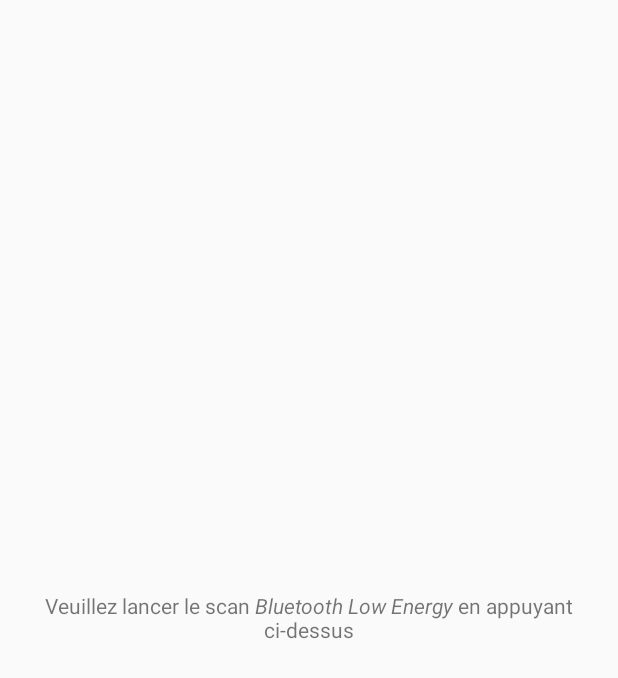
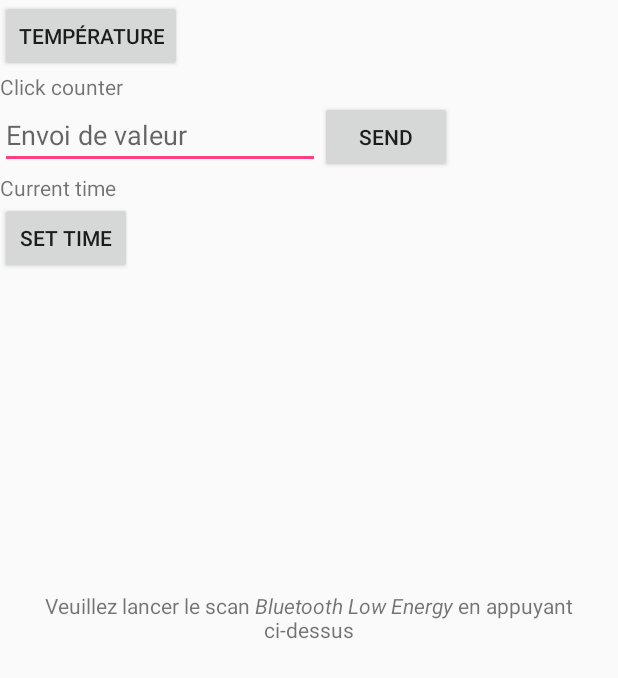
Before and after one commit to djeule2/sym-lab04, an Android app: the layout activity_ble.xml on its own in the app's theme, with its tools: preview values and no code run, on a phone screen of 412 x 824 dp. Shown: the top 678 px of the screen. Run offline under Robolectric (Android 15) with nearby library versions, the phone set to English and light mode, and no system bars.

Commit message:
Partie BLE ok

```diff
--- a/Template/Template/app/src/main/java/ch/heigvd/iict/sym_labo4/MainActivity.java
+++ b/Template/Template/app/src/main/java/ch/heigvd/iict/sym_labo4/MainActivity.java
@@ -1,6 +1,7 @@
 package ch.heigvd.iict.sym_labo4;
 
 import android.Manifest;
+import android.annotation.SuppressLint;
 import android.annotation.TargetApi;
 import android.content.Intent;
 import android.content.pm.PackageManager;
@@ -57,6 +58,7 @@ public class MainActivity extends AppCompatActivity {
         }
     }
 
+    @SuppressLint("NeedOnRequestPermissionsResult")
     @Override
     public void onRequestPermissionsResult(int requestCode, @NonNull String[] permissions, @NonNull int[] grantResults) {
         super.onRequestPermissionsResult(requestCode, permissions, grantResults);
--- a/Template/Template/app/src/main/res/layout/activity_ble.xml
+++ b/Template/Template/app/src/main/res/layout/activity_ble.xml
@@ -18,6 +18,96 @@
             android:orientation="vertical">
 
             <!-- TODO vous placerez dans ce layout toutes les vues nécessaire aux intéractions avec le périphérique BLE -->
+
+            <LinearLayout
+                android:layout_width="match_parent"
+                android:layout_height="match_parent"
+                android:orientation="horizontal">
+
+                <Button
+                    android:id="@+id/tempButton"
+                    android:layout_width="wrap_content"
+                    android:layout_height="wrap_content"
+                    android:onClick="onPressTemp"
+                    android:text="@string/ble_temperature_title" />
+
+                <TextView
+                    android:id="@+id/tempValueText"
+                    android:layout_width="wrap_content"
+                    android:layout_height="wrap_content" />
+            </LinearLayout>
+
+            <LinearLayout
+                android:layout_width="match_parent"
+                android:layout_height="match_parent"
+                android:orientation="horizontal">
+
+                <TextView
+                    android:id="@+id/counterText"
+                    android:layout_width="wrap_content"
+                    android:layout_height="wrap_content"
+                    android:layout_weight="1"
+                    android:text="@string/ble_clickcounter_title" />
+
+                <TextView
+                    android:id="@+id/counterValue"
+                    android:layout_width="wrap_content"
+                    android:layout_height="wrap_content" />
+            </LinearLayout>
+
+            <LinearLayout
+                android:layout_width="match_parent"
+                android:layout_height="match_parent"
+                android:orientation="horizontal">
+
+                <EditText
+                    android:id="@+id/sendIntegerField"
+                    android:layout_width="wrap_content"
+                    android:layout_height="wrap_content"
+                    android:ems="10"
+                    android:hint="@string/ble_sendvalue_title"
+                    android:importantForAutofill="no"
+                    android:inputType="textPersonName" />
+
+                <Button
+                    android:id="@+id/sendIntegerButton"
+                    android:layout_width="wrap_content"
+                    android:layout_height="wrap_content"
+                    android:onClick="sendIntegerValue"
+                    android:text="@string/ble_sendvalue_send" />
+            </LinearLayout>
+
+            <LinearLayout
+                android:layout_width="match_parent"
+                android:layout_height="match_parent"
+                android:orientation="horizontal">
+
+                <TextView
+                    android:id="@+id/timeText"
+                    android:layout_width="wrap_content"
+                    android:layout_height="wrap_content"
+                    android:layout_weight="1"
+                    android:text="@string/ble_currenttime_title" />
+
+                <TextView
+                    android:id="@+id/timeValueText"
+                    android:layout_width="wrap_content"
+                    android:layout_height="wrap_content" />
+            </LinearLayout>
+
+            <LinearLayout
+                android:layout_width="match_parent"
+                android:layout_height="match_parent"
+                android:orientation="horizontal">
+
+                <Button
+                    android:id="@+id/sendHeureButton"
+                    android:layout_width="wrap_content"
+                    android:layout_height="wrap_content"
+                    android:onClick="updateTime"
+                    android:text="@string/ble_currenttime_set" />
+            </LinearLayout>
+
 
         </LinearLayout>
 
--- a/Template/Template/build.gradle
+++ b/Template/Template/build.gradle
@@ -6,7 +6,7 @@ buildscript {
         google()
     }
     dependencies {
-        classpath 'com.android.tools.build:gradle:3.5.1'
+        classpath 'com.android.tools.build:gradle:3.5.2'
 
         // NOTE: Do not place your application dependencies here; they belong
         // in the individual module build.gradle files
```
Also changed, not shown: Template/Template/app/src/main/java/ch/heigvd/iict/sym_labo4/BleActivity.java (+43 -8 lines), Template/Template/app/src/main/java/ch/heigvd/iict/sym_labo4/viewmodels/BleOperationsViewModel.java (+150 -26 lines).
